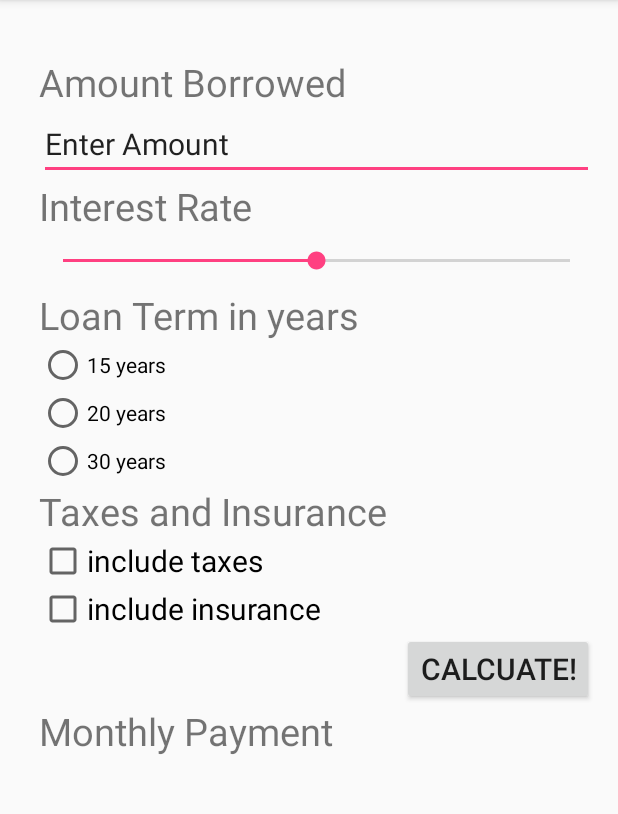
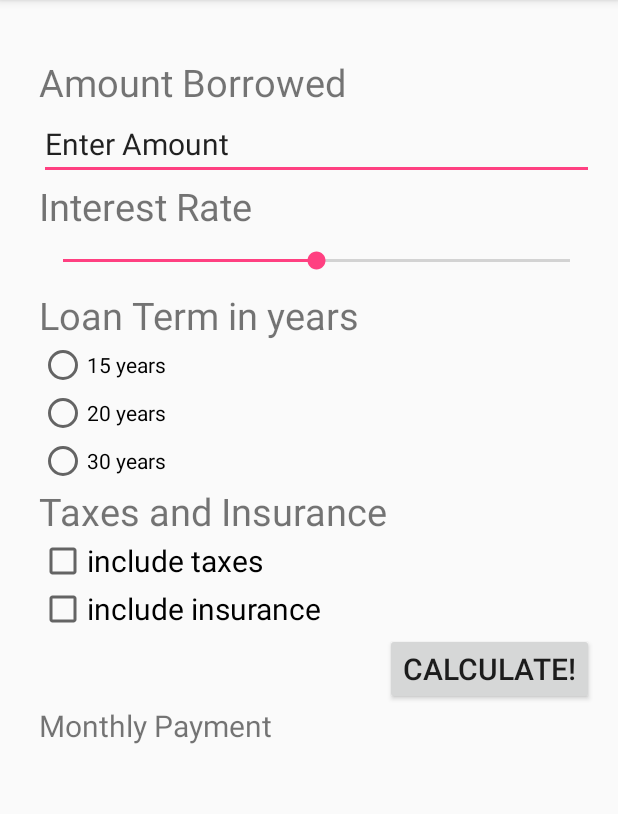
Before and after one commit to 28kayak/MortgageCalculator, an Android app: the screen it shows after launch (MainActivity), on a phone screen of 412 x 824 dp, the part 84-898 px from its top. Run offline under Robolectric (Android 15) with nearby library versions, the phone set to English and light mode, and no system bars.

Commit message:
+ back little

```diff
--- a/app/src/main/java/com/example/kaya/mortgagecalculator/MainActivity.java
+++ b/app/src/main/java/com/example/kaya/mortgagecalculator/MainActivity.java
@@ -2,12 +2,68 @@ package com.example.kaya.mortgagecalculator;
 
 import android.support.v7.app.AppCompatActivity;
 import android.os.Bundle;
+import android.text.Editable;
+import android.text.TextWatcher;
+import android.view.View;
+import android.widget.CheckBox;
+import android.widget.EditText;
+import android.widget.RadioButton;
+import android.widget.RadioGroup;
+import android.widget.SeekBar;
+import android.widget.TextView;
 
-public class MainActivity extends AppCompatActivity {
+public class MainActivity extends AppCompatActivity implements TextWatcher {
+    EditText borrowedAmount;
+    TextView payment;
+    SeekBar interestRate;
+    RadioGroup loanTerm;
+    CheckBox tax;
+    CheckBox insurance;
 
     @Override
     protected void onCreate(Bundle savedInstanceState) {
         super.onCreate(savedInstanceState);
         setContentView(R.layout.activity_main);
+
+
+    }
+    public void calculate(View v)
+    {
+
+        borrowedAmount = (EditText)findViewById(R.id.borrowedAmount);
+        payment = (TextView) findViewById(R.id.payment);
+        interestRate = (SeekBar) findViewById(R.id.interestRate);
+        loanTerm = (RadioGroup) findViewById(R.id.loanTerm);//need to check how the value is returned and stored.
+        tax = (CheckBox) findViewById(R.id.tax);
+        insurance = (CheckBox)findViewById(R.id.insurance);
+
+
+
+        //borrowedAmount.addTextChangedListener(this);
+        payment.setText(interestRate.getX());
+        /
+
+
+    }
+    @Override
+    public void beforeTextChanged(CharSequence s, int start, int before, int count)
+    {}
+    @Override
+    public void onTextChanged(CharSequence s, int start, int before, int count) {
+    }
+    @Override
+    public void afterTextChanged(Editable s) {
+        String amount = s.toString();
+
+        double decimalAmount;
+        try
+        {
+            decimalAmount = Double.parseDouble(amount);
+            payment.setText(amount);
+        }
+        catch(NumberFormatException nan)
+        {
+            borrowedAmount.setText("Wrong Input!!");
+        }
     }
 }
--- a/app/src/main/res/layout/activity_main.xml
+++ b/app/src/main/res/layout/activity_main.xml
@@ -30,7 +30,7 @@
             android:text="Amount Borrowed"/>
          <EditText
             android:text="Enter Amount"
-            android:id="@+id/borrowedAmoung"
+            android:id="@+id/borrowedAmount"
             android:textSize="20dp"
             android:layout_width="match_parent"
             android:layout_height="wrap_content" />
@@ -46,8 +46,7 @@
             android:layout_width="match_parent"
             android:layout_height="wrap_content"
             android:progress="10"
-            android:max="20"
-            android:min="0"/>
+            android:max="20" />
         <TextView
             android:layout_width="wrap_content"
             android:layout_height="wrap_content"
@@ -55,7 +54,8 @@
             android:textSize="25dp"/>
         <RadioGroup
             android:layout_width="match_parent"
-            android:layout_height="wrap_content">
+            android:layout_height="wrap_content"
+            android:id="@+id/loanTerm">
             <RadioButton
                 android:layout_width="wrap_content"
                 android:layout_height="wrap_content"
@@ -94,18 +94,21 @@
             android:layout_width="wrap_content"
             android:layout_height="wrap_content" />
         <Button
-            android:text="Calcuate!"
+            android:text="Calculate!"
             android:textSize="20dp"
             android:layout_gravity="end"
             android:layout_width="wrap_content"
-            android:layout_height="wrap_content" />
+            android:layout_height="wrap_content"
+            android:onClick="calculate" />
         <TextView
             android:text="Monthly Payment"
-            android:textSize="25dp"
+            android:textSize="20dp"
             android:id="@+id/payment"
             android:layout_width="wrap_content"
             android:layout_height="wrap_content" />
 
 
+
     </LinearLayout>
+
 </RelativeLayout>
```
